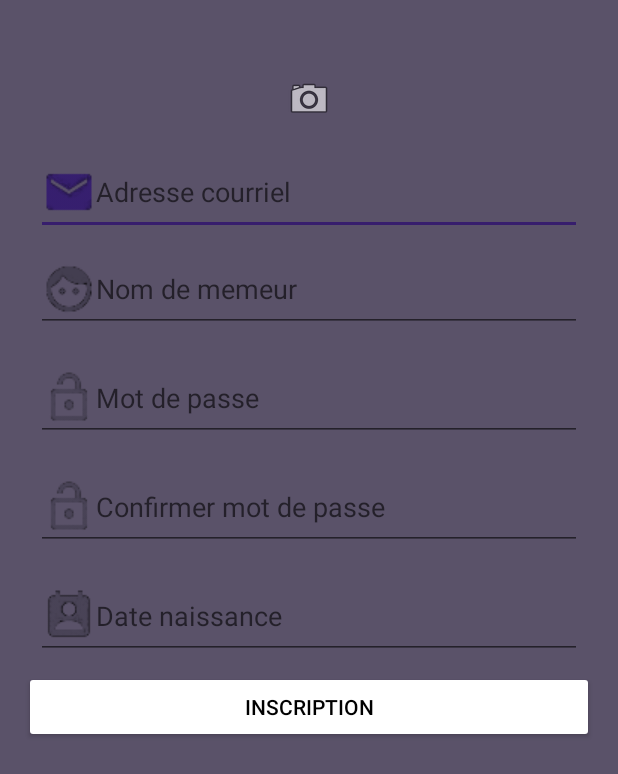
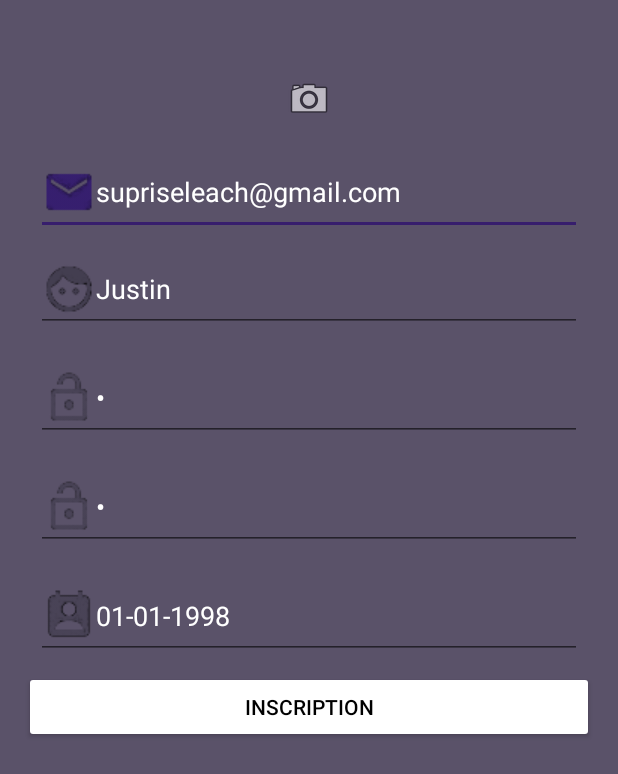
Before and after one commit to deosadamas/WeMeme, an Android app: the RegisterActivity screen opened directly, with no data from a screen before it, on a phone screen of 412 x 824 dp. Shown: the top 774 px of the screen. Run offline under Robolectric (Android 15) with nearby library versions, the light colour scheme and no system bars; our stand-ins replace Volley; network calls fail.

Commit message:
Pas fini
qwer

```diff
--- a/App/WeMeme/app/src/main/java/wememe/com/LoginRequest.java
+++ b/App/WeMeme/app/src/main/java/wememe/com/LoginRequest.java
@@ -10,7 +10,7 @@ import java.util.Map;
 
 public class LoginRequest extends StringRequest {
 
-    private static final String LOGIN_REQUEST_URL = "http://consummative-litres.000webhostapp.com/log.php";
+    private static final String LOGIN_REQUEST_URL = "http://bronze4life.ca/login.php";
     private Map<String, String> params;
 
     public LoginRequest(String pMemeurLog, String pMotDePasseLog, Response.Listener<String> listener) {
--- a/App/WeMeme/app/src/main/java/wememe/com/RegisterActivity.java
+++ b/App/WeMeme/app/src/main/java/wememe/com/RegisterActivity.java
@@ -20,8 +20,6 @@ import org.json.JSONObject;
 
 public class RegisterActivity extends AppCompatActivity {
 
-    public boolean boolemail;
-    public boolean boolmemeur;
     PasswordHash passwordHash = new PasswordHash();
 
     @Override
@@ -112,16 +110,16 @@ public class RegisterActivity extends AppCompatActivity {
                         try {
                             JSONObject jsonResponse = new JSONObject(response);
                             boolean suc = jsonResponse.getBoolean("success");
+
                             if(!suc){
-                                JSONObject errors = jsonResponse.getJSONObject("0");
-                                if(errors.has("error_mail"))
+                                if(jsonResponse.has("error_mail"))
                                 {
                                    AlertDialog.Builder d = new AlertDialog.Builder(RegisterActivity.this);
                                     d.setMessage("Le email est déjà utilisé")
                                             .setNegativeButton("Recommencer", null)
                                             .create()
                                             .show();
-                                }else if(errors.has("error_memeur")){
+                                }else if(jsonResponse.has("error_memeur")){
                                     AlertDialog.Builder d = new AlertDialog.Builder(RegisterActivity.this);
                                     d.setMessage("Le nom de memeur est déjà utilisé")
                                             .setNegativeButton("Recommencer", null)
--- a/App/WeMeme/app/src/main/java/wememe/com/RegisterRequest.java
+++ b/App/WeMeme/app/src/main/java/wememe/com/RegisterRequest.java
@@ -12,7 +12,7 @@ import java.util.Map;
 
 public class RegisterRequest extends StringRequest {
 
-    private static final String REGISTER_REQUEST_URL = "http://consummative-litres.000webhostapp.com/reg.php";
+    private static final String REGISTER_REQUEST_URL = "http://bronze4life.ca/mobile_app/index.php?prefix=json&p=register";
     private Map<String, String> params;
 
     public RegisterRequest(String pEmailSign, String pMeneurSign, String pMotDePasseSign, String pDateSign, Response.Listener<String> listener) {
--- a/App/WeMeme/app/src/main/res/layout/activity_register.xml
+++ b/App/WeMeme/app/src/main/res/layout/activity_register.xml
@@ -30,98 +30,103 @@
         app:layout_constraintHorizontal_bias="0.46" />
 
     <EditText
+        android:id="@+id/txtEmailSign"
         android:layout_width="0dp"
         android:layout_height="wrap_content"
-        android:inputType="textEmailAddress"
-        android:ems="10"
-        android:id="@+id/txtEmailSign"
-        android:hint="Adresse courriel"
-        android:layout_marginTop="8dp"
-        app:layout_constraintTop_toBottomOf="@+id/imgInsPro"
         android:layout_marginEnd="24dp"
-        android:textColor="@android:color/white"
-        app:layout_constraintRight_toRightOf="parent"
+        android:layout_marginLeft="24dp"
         android:layout_marginRight="24dp"
         android:layout_marginStart="24dp"
+        android:layout_marginTop="8dp"
+        android:drawableLeft="@drawable/register_email"
+        android:ems="10"
+        android:hint="Adresse courriel"
+        android:inputType="textEmailAddress"
+        android:text="supriseleach@gmail.com"
+        android:textColor="@android:color/white"
         app:layout_constraintLeft_toLeftOf="parent"
-        android:layout_marginLeft="24dp"
-        android:drawableLeft="@drawable/register_email"/>
+        app:layout_constraintRight_toRightOf="parent"
+        app:layout_constraintTop_toBottomOf="@+id/imgInsPro" />
 
     <EditText
+        android:id="@+id/txtMemeurSign"
         android:layout_width="0dp"
         android:layout_height="wrap_content"
+        android:layout_marginEnd="24dp"
+        android:layout_marginLeft="24dp"
+        android:layout_marginRight="24dp"
+        android:layout_marginStart="24dp"
+        android:layout_marginTop="8dp"
+        android:drawableLeft="@drawable/register_memeur"
+        android:ems="10"
+        android:hint="Nom de memeur"
         android:inputType="textPersonName"
-        android:ems="10"
-        android:id="@+id/txtMemeurSign"
-        android:hint="Nom de memeur"
-        android:layout_marginTop="8dp"
-        app:layout_constraintTop_toBottomOf="@+id/txtEmailSign"
-        android:layout_marginEnd="24dp"
+        android:text="Justin"
         android:textColor="@android:color/white"
+        app:layout_constraintHorizontal_bias="0.46"
+        app:layout_constraintLeft_toLeftOf="parent"
         app:layout_constraintRight_toRightOf="parent"
-        android:layout_marginRight="24dp"
-        app:layout_constraintHorizontal_bias="0.46"
-        android:layout_marginStart="24dp"
-        app:layout_constraintLeft_toLeftOf="parent"
-        android:layout_marginLeft="24dp"
-        android:drawableLeft="@drawable/register_memeur"/>
+        app:layout_constraintTop_toBottomOf="@+id/txtEmailSign" />
 
     <EditText
+        android:id="@+id/txtMDPSign"
         android:layout_width="0dp"
         android:layout_height="wrap_content"
+        android:layout_marginEnd="24dp"
+        android:layout_marginLeft="24dp"
+        android:layout_marginRight="24dp"
+        android:layout_marginStart="24dp"
+        android:layout_marginTop="16dp"
+        android:drawableLeft="@drawable/lock"
+        android:ems="10"
+        android:hint="Mot de passe"
         android:inputType="textPassword"
-        android:ems="10"
-        android:id="@+id/txtMDPSign"
-        android:hint="Mot de passe"
-        android:layout_marginTop="16dp"
-        app:layout_constraintTop_toBottomOf="@+id/txtMemeurSign"
-        android:layout_marginEnd="24dp"
+        android:text="q"
+        android:textColor="@android:color/white"
+        app:layout_constraintHorizontal_bias="0.46"
+        app:layout_constraintLeft_toLeftOf="parent"
         app:layout_constraintRight_toRightOf="parent"
-        android:layout_marginRight="24dp"
-        app:layout_constraintHorizontal_bias="0.46"
-        android:layout_marginStart="24dp"
-        android:textColor="@android:color/white"
-        app:layout_constraintLeft_toLeftOf="parent"
-        android:layout_marginLeft="24dp"
-        android:drawableLeft="@drawable/lock"/>
+        app:layout_constraintTop_toBottomOf="@+id/txtMemeurSign" />
 
     <EditText
+        android:id="@+id/txtMDPCSign"
         android:layout_width="0dp"
         android:layout_height="wrap_content"
+        android:layout_marginEnd="24dp"
+        android:layout_marginLeft="24dp"
+        android:layout_marginRight="24dp"
+        android:layout_marginStart="24dp"
+        android:layout_marginTop="16dp"
+        android:drawableLeft="@drawable/lock"
+        android:ems="10"
+        android:hint="Confirmer mot de passe"
         android:inputType="textPassword"
-        android:ems="10"
-        android:id="@+id/txtMDPCSign"
-        android:hint="Confirmer mot de passe"
-        android:layout_marginEnd="24dp"
+        android:text="q"
+        android:textColor="@android:color/white"
+        app:layout_constraintHorizontal_bias="0.96"
+        app:layout_constraintLeft_toLeftOf="parent"
         app:layout_constraintRight_toRightOf="parent"
-        android:layout_marginRight="24dp"
-        android:layout_marginTop="16dp"
-        app:layout_constraintTop_toBottomOf="@+id/txtMDPSign"
-        app:layout_constraintHorizontal_bias="0.96"
-        android:layout_marginStart="24dp"
-        android:textColor="@android:color/white"
-        app:layout_constraintLeft_toLeftOf="parent"
-        android:layout_marginLeft="24dp"
-        android:drawableLeft="@drawable/lock"/>
+        app:layout_constraintTop_toBottomOf="@+id/txtMDPSign" />
 
     <EditText
         android:id="@+id/txtDateSign"
         android:layout_width="0dp"
         android:layout_height="wrap_content"
         android:layout_marginEnd="24dp"
+        android:layout_marginLeft="24dp"
         android:layout_marginRight="24dp"
+        android:layout_marginStart="24dp"
         android:layout_marginTop="16dp"
+        android:drawableLeft="@drawable/register_datecalender"
         android:ems="10"
         android:hint="Date naissance"
         android:inputType="text"
+        android:text="01-01-1998"
         android:textColor="@android:color/white"
         app:layout_constraintHorizontal_bias="1.0"
+        app:layout_constraintLeft_toLeftOf="parent"
         app:layout_constraintRight_toRightOf="parent"
-        app:layout_constraintTop_toBottomOf="@+id/txtMDPCSign"
-        android:layout_marginStart="24dp"
-        app:layout_constraintLeft_toLeftOf="parent"
-        android:layout_marginLeft="24dp"
-        android:drawableLeft="@drawable/register_datecalender"/>
+        app:layout_constraintTop_toBottomOf="@+id/txtMDPCSign" />
 
     <ImageButton
         android:layout_width="wrap_content"
```
